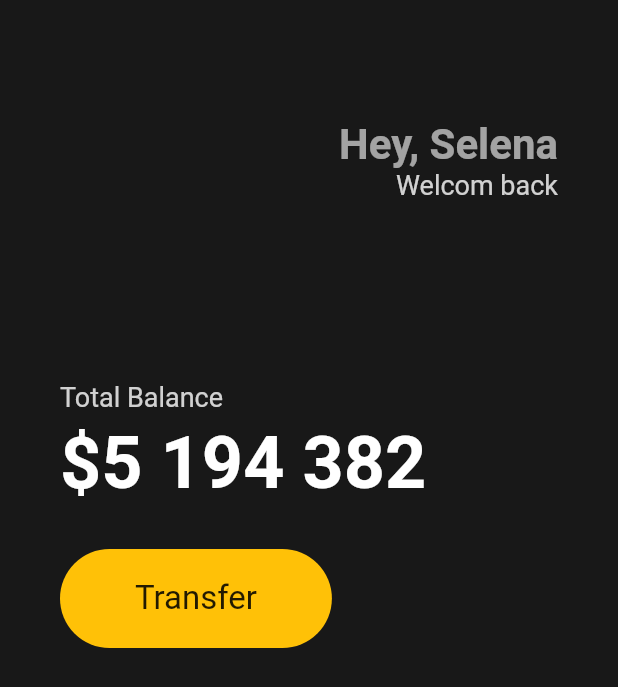
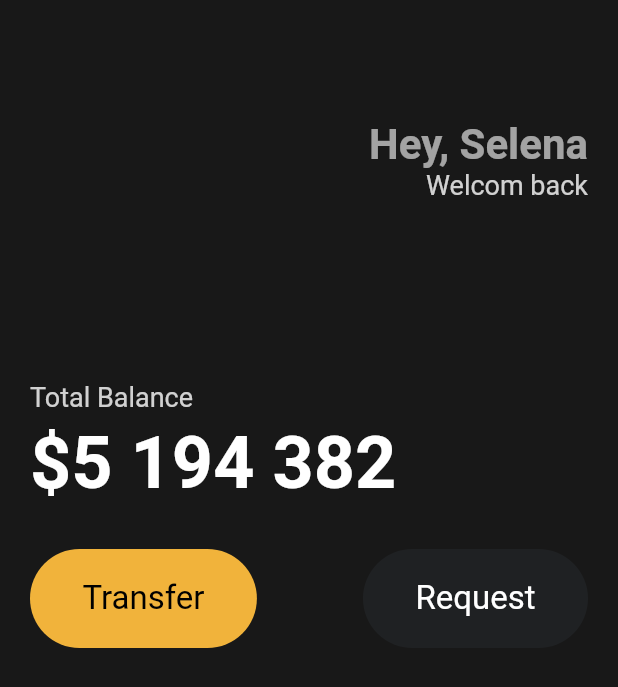
Before and after one commit to ShinHeeJin/flutterHelloWorld, a Flutter app: the screen it shows after launch, on a phone screen of 412 x 824 dp. Shown: the top 687 px of the screen. Run offline on Flutter 3.47's test engine with Material 2 defaults, Android fonts, the phone set to English and light mode, and no system bars.

Commit message:
feature : widget class

```diff
--- a/lib/main.dart
+++ b/lib/main.dart
@@ -1,3 +1,4 @@
+import 'package:first/widgets/button.dart';
 import 'package:flutter/material.dart';
 
 void main() {
@@ -13,7 +14,7 @@ class App extends StatelessWidget {
     return MaterialApp(
       home: Scaffold(
         body: Padding(
-          padding: const EdgeInsets.symmetric(horizontal: 40),
+          padding: const EdgeInsets.symmetric(horizontal: 20),
           child:
               Column(crossAxisAlignment: CrossAxisAlignment.start, children: [
             const SizedBox(
@@ -64,22 +65,16 @@ class App extends StatelessWidget {
               height: 30,
             ),
             Row(
-              children: [
-                Container(
-                  decoration: BoxDecoration(
-                      color: Colors.amber,
-                      borderRadius: BorderRadius.circular(45)),
-                  child: const Padding(
-                    padding: EdgeInsets.symmetric(
-                      vertical: 20,
-                      horizontal: 50,
-                    ),
-                    child: Text(
-                      'Transfer',
-                      style: TextStyle(fontSize: 22),
-                    ),
-                  ),
-                ),
+              mainAxisAlignment: MainAxisAlignment.spaceBetween,
+              children: const [
+                Button(
+                    bgColor: Color(0xFFF1B33B),
+                    textColor: Colors.black,
+                    text: 'Transfer'),
+                Button(
+                    bgColor: Color(0xFF1F2123),
+                    textColor: Colors.white,
+                    text: 'Request'),
               ],
             )
           ]),
--- /dev/null
+++ b/lib/widgets/button.dart
@@ -0,0 +1,31 @@
+import 'package:flutter/material.dart';
+
+class Button extends StatelessWidget {
+  final String text;
+  final Color bgColor;
+  final Color textColor;
+
+  const Button(
+      {super.key,
+      required this.bgColor,
+      required this.textColor,
+      required this.text});
+
+  @override
+  Widget build(BuildContext context) {
+    return Container(
+      decoration: BoxDecoration(
+          color: bgColor, borderRadius: BorderRadius.circular(45)),
+      child: Padding(
+        padding: const EdgeInsets.symmetric(
+          vertical: 20,
+          horizontal: 35,
+        ),
+        child: Text(
+          text,
+          style: TextStyle(fontSize: 22, color: textColor),
+        ),
+      ),
+    );
+  }
+}
```
